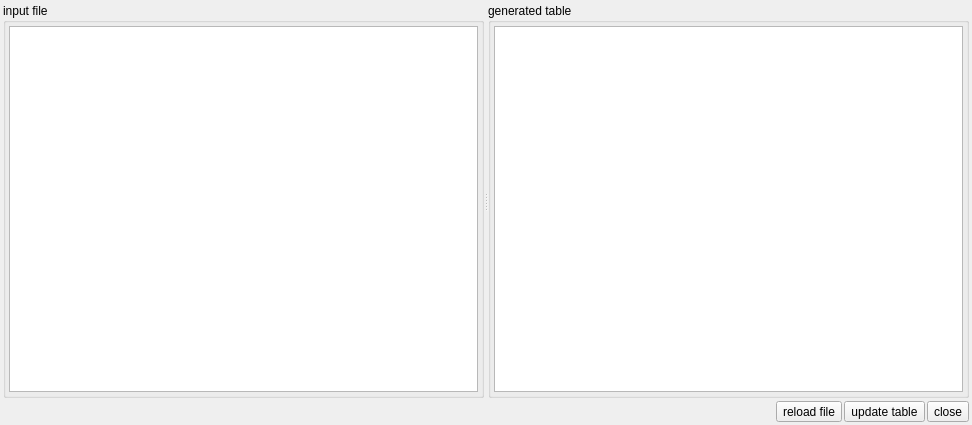
Qt form settings/xVCVSImportPreviewDlg.ui (CDullin/xVTK) before a commit.
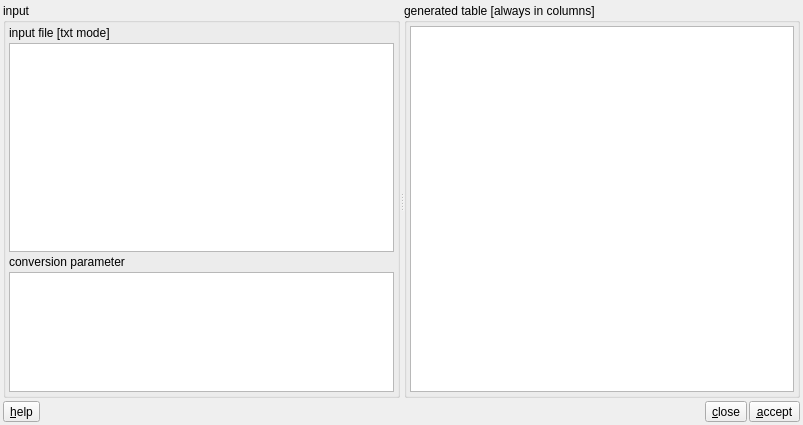
The same form after that commit. Custom widgets are drawn as their Qt base class.

Diff of the .ui file:
```diff
--- a/settings/xVCVSImportPreviewDlg.ui
+++ b/settings/xVCVSImportPreviewDlg.ui
@@ -6,7 +6,7 @@
    <rect>
     <x>0</x>
     <y>0</y>
-    <width>972</width>
+    <width>803</width>
     <height>425</height>
    </rect>
   </property>
@@ -42,7 +42,7 @@
      </property>
      <widget class="QGroupBox" name="pInputFileGB">
       <property name="title">
-       <string>input file</string>
+       <string>input</string>
       </property>
       <layout class="QVBoxLayout" name="verticalLayout">
        <property name="spacing">
@@ -61,13 +61,53 @@
         <number>3</number>
        </property>
        <item>
-        <widget class="QTextBrowser" name="pFileContentBrowser"/>
+        <widget class="QLabel" name="label_4">
+         <property name="text">
+          <string>input file [txt mode]</string>
+         </property>
+        </widget>
+       </item>
+       <item>
+        <widget class="QTextBrowser" name="pFileContentBrowser">
+         <property name="lineWrapMode">
+          <enum>QTextEdit::NoWrap</enum>
+         </property>
+        </widget>
+       </item>
+       <item>
+        <widget class="QLabel" name="label_3">
+         <property name="text">
+          <string>conversion parameter</string>
+         </property>
+        </widget>
+       </item>
+       <item>
+        <widget class="xVPropTable" name="pPropTable">
+         <property name="maximumSize">
+          <size>
+           <width>16777215</width>
+           <height>120</height>
+          </size>
+         </property>
+         <attribute name="horizontalHeaderVisible">
+          <bool>false</bool>
+         </attribute>
+         <attribute name="horizontalHeaderStretchLastSection">
+          <bool>true</bool>
+         </attribute>
+         <attribute name="verticalHeaderVisible">
+          <bool>false</bool>
+         </attribute>
+         <attribute name="verticalHeaderDefaultSectionSize">
+          <number>25</number>
+         </attribute>
+        </widget>
        </item>
       </layout>
      </widget>
      <widget class="QGroupBox" name="pGenTableGB">
       <property name="title">
-       <string>generated table</string>
+       <string>generated table [always in columns]</string>
       </property>
       <layout class="QVBoxLayout" name="verticalLayout_2">
        <property name="spacing">
@@ -97,6 +137,13 @@
      <property name="spacing">
       <number>2</number>
      </property>
+     <item>
+      <widget class="QToolButton" name="pHelpTB">
+       <property name="text">
+        <string>&amp;help</string>
+       </property>
+      </widget>
+     </item>
      <item>
       <spacer name="horizontalSpacer">
        <property name="orientation">
@@ -110,24 +157,17 @@
        </property>
       </spacer>
      </item>
-     <item>
-      <widget class="QToolButton" name="pReloadFileTB">
-       <property name="text">
-        <string>reload file</string>
-       </property>
-      </widget>
-     </item>
      <item>
       <widget class="QToolButton" name="pUpdateTableTB">
        <property name="text">
-        <string>update table</string>
+        <string>&amp;close</string>
        </property>
       </widget>
      </item>
      <item>
       <widget class="QToolButton" name="pCloseTB">
        <property name="text">
-        <string>close</string>
+        <string>&amp;accept</string>
        </property>
       </widget>
      </item>
@@ -135,6 +175,20 @@
    </item>
   </layout>
  </widget>
+ <customwidgets>
+  <customwidget>
+   <class>xVPropTable</class>
+   <extends>QTableWidget</extends>
+   <header location="global">xvproptable.h</header>
+  </customwidget>
+ </customwidgets>
+ <tabstops>
+  <tabstop>pFileContentBrowser</tabstop>
+  <tabstop>pDataTable</tabstop>
+  <tabstop>pHelpTB</tabstop>
+  <tabstop>pUpdateTableTB</tabstop>
+  <tabstop>pAcceptTB</tabstop>
+ </tabstops>
  <resources/>
  <connections/>
 </ui>
```
Left out of the diff: 37 changed lines with no effect on the pictures.
